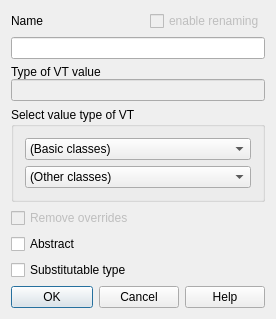
The window that lavape/src/LavaPE_UI/idd_vtypebox.ui (berkus/lavape) describes before a commit, drawn with Qt 5.
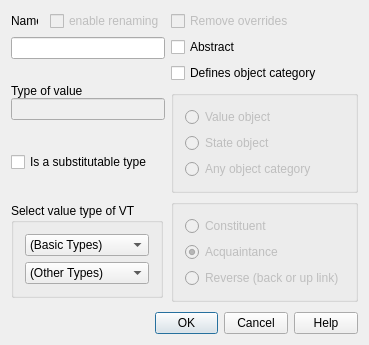
The same window after the commit.

```diff
--- a/lavape/src/LavaPE_UI/idd_vtypebox.ui
+++ b/lavape/src/LavaPE_UI/idd_vtypebox.ui
@@ -5,12 +5,14 @@
    <rect>
     <x>0</x>
     <y>0</y>
-    <width>276</width>
-    <height>305</height>
+    <width>369</width>
+    <height>345</height>
    </rect>
   </property>
   <property name="sizePolicy" >
-   <sizepolicy vsizetype="Minimum" hsizetype="Minimum" >
+   <sizepolicy>
+    <hsizetype>1</hsizetype>
+    <vsizetype>1</vsizetype>
     <horstretch>0</horstretch>
     <verstretch>0</verstretch>
    </sizepolicy>
@@ -22,7 +24,21 @@
    <string>Virtual type</string>
   </property>
   <layout class="QVBoxLayout" >
+   <property name="margin" >
+    <number>11</number>
+   </property>
+   <property name="spacing" >
+    <number>10</number>
+   </property>
    <item>
+    <layout class="QGridLayout" >
+     <property name="margin" >
+      <number>0</number>
+     </property>
+     <property name="spacing" >
+      <number>6</number>
+     </property>
+     <item row="0" column="0" >
     <layout class="QVBoxLayout" >
      <property name="spacing" >
       <number>6</number>
@@ -59,7 +75,9 @@
        <item>
         <widget class="QLabel" name="Label_IDC_STATIC56" >
          <property name="sizePolicy" >
-          <sizepolicy vsizetype="Fixed" hsizetype="Fixed" >
+            <sizepolicy>
+             <hsizetype>0</hsizetype>
+             <vsizetype>0</vsizetype>
            <horstretch>0</horstretch>
            <verstretch>0</verstretch>
           </sizepolicy>
@@ -99,12 +117,6 @@
          <property name="enabled" >
           <bool>false</bool>
          </property>
-         <property name="sizePolicy" >
-          <sizepolicy vsizetype="Fixed" hsizetype="MinimumExpanding" >
-           <horstretch>0</horstretch>
-           <verstretch>0</verstretch>
-          </sizepolicy>
-         </property>
          <property name="focusPolicy" >
           <enum>Qt::StrongFocus</enum>
          </property>
@@ -127,58 +139,12 @@
      </item>
     </layout>
    </item>
-   <item>
-    <layout class="QVBoxLayout" >
-     <property name="spacing" >
-      <number>0</number>
-     </property>
-     <property name="leftMargin" >
-      <number>0</number>
-     </property>
-     <property name="topMargin" >
-      <number>0</number>
-     </property>
-     <property name="rightMargin" >
-      <number>0</number>
-     </property>
-     <property name="bottomMargin" >
-      <number>0</number>
-     </property>
-     <item>
-      <widget class="QLabel" name="Label_IDC_STATIC57" >
-       <property name="sizePolicy" >
-        <sizepolicy vsizetype="Fixed" hsizetype="Fixed" >
-         <horstretch>0</horstretch>
-         <verstretch>0</verstretch>
-        </sizepolicy>
-       </property>
-       <property name="focusPolicy" >
-        <enum>Qt::NoFocus</enum>
-       </property>
-       <property name="text" >
-        <string>Type of VT value</string>
-       </property>
-      </widget>
-     </item>
-     <item>
-      <widget class="QLineEdit" name="NewTypeType" >
-       <property name="enabled" >
-        <bool>false</bool>
-       </property>
-       <property name="focusPolicy" >
-        <enum>Qt::NoFocus</enum>
-       </property>
-       <property name="alignment" >
-        <set>Qt::AlignLeading</set>
-       </property>
-      </widget>
-     </item>
-    </layout>
-   </item>
-   <item>
+     <item row="3" column="0" >
     <widget class="QGroupBox" name="GroupBox_IDC_STATIC29" >
      <property name="sizePolicy" >
-      <sizepolicy vsizetype="Fixed" hsizetype="MinimumExpanding" >
+        <sizepolicy>
+         <hsizetype>0</hsizetype>
+         <vsizetype>0</vsizetype>
        <horstretch>0</horstretch>
        <verstretch>0</verstretch>
       </sizepolicy>
@@ -209,7 +175,7 @@
        <widget class="QComboBox" name="BasicTypes" >
         <item>
          <property name="text" >
-          <string>(Basic classes)</string>
+            <string>(Basic Types)</string>
          </property>
         </item>
        </widget>
@@ -218,7 +184,7 @@
        <widget class="QComboBox" name="NamedTypes" >
         <item>
          <property name="text" >
-          <string>(Other classes)</string>
+            <string>(Other Types)</string>
          </property>
         </item>
        </widget>
@@ -226,19 +192,137 @@
      </layout>
     </widget>
    </item>
+     <item row="2" column="1" >
+      <widget class="QGroupBox" name="BGroup_ObjCat" >
+       <property name="sizePolicy" >
+        <sizepolicy>
+         <hsizetype>5</hsizetype>
+         <vsizetype>0</vsizetype>
+         <horstretch>0</horstretch>
+         <verstretch>0</verstretch>
+        </sizepolicy>
+       </property>
+       <layout class="QVBoxLayout" >
+        <property name="margin" >
+         <number>11</number>
+        </property>
+        <property name="spacing" >
+         <number>6</number>
+        </property>
    <item>
+         <widget class="QRadioButton" name="ValueObject" >
+          <property name="enabled" >
+           <bool>false</bool>
+          </property>
+          <property name="focusPolicy" >
+           <enum>Qt::StrongFocus</enum>
+          </property>
+          <property name="text" >
+           <string>Value object</string>
+          </property>
+         </widget>
+        </item>
+        <item>
+         <widget class="QRadioButton" name="StateObject" >
+          <property name="enabled" >
+           <bool>false</bool>
+          </property>
+          <property name="focusPolicy" >
+           <enum>Qt::StrongFocus</enum>
+          </property>
+          <property name="text" >
+           <string>State object</string>
+          </property>
+         </widget>
+        </item>
+        <item>
+         <widget class="QRadioButton" name="AnyCategory" >
+          <property name="enabled" >
+           <bool>false</bool>
+          </property>
+          <property name="text" >
+           <string>Any object category</string>
+          </property>
+         </widget>
+        </item>
+       </layout>
+      </widget>
+     </item>
+     <item row="3" column="1" >
+      <widget class="QGroupBox" name="BGroup_KindOfRef" >
+       <property name="sizePolicy" >
+        <sizepolicy>
+         <hsizetype>5</hsizetype>
+         <vsizetype>0</vsizetype>
+         <horstretch>0</horstretch>
+         <verstretch>0</verstretch>
+        </sizepolicy>
+       </property>
     <layout class="QVBoxLayout" >
+        <property name="margin" >
+         <number>11</number>
+        </property>
+        <property name="spacing" >
+         <number>6</number>
+        </property>
+        <item>
+         <widget class="QRadioButton" name="DownC" >
+          <property name="enabled" >
+           <bool>false</bool>
+          </property>
+          <property name="focusPolicy" >
+           <enum>Qt::NoFocus</enum>
+          </property>
+          <property name="text" >
+           <string>Constituent</string>
+          </property>
+         </widget>
+        </item>
+        <item>
+         <widget class="QRadioButton" name="DownInd" >
+          <property name="enabled" >
+           <bool>false</bool>
+          </property>
+          <property name="focusPolicy" >
+           <enum>Qt::TabFocus</enum>
+          </property>
+          <property name="text" >
+           <string>Acquaintance</string>
+          </property>
+          <property name="checked" >
+           <bool>true</bool>
+          </property>
+         </widget>
+        </item>
+        <item>
+         <widget class="QRadioButton" name="Back" >
+          <property name="enabled" >
+           <bool>false</bool>
+          </property>
+          <property name="focusPolicy" >
+           <enum>Qt::NoFocus</enum>
+          </property>
+          <property name="text" >
+           <string>Reverse (back or up link)</string>
+          </property>
+         </widget>
+        </item>
+       </layout>
+      </widget>
+     </item>
+     <item rowspan="2" row="0" column="1" >
+      <layout class="QVBoxLayout" >
+       <property name="margin" >
+        <number>0</number>
+       </property>
+       <property name="spacing" >
+        <number>6</number>
+       </property>
      <item>
       <widget class="QCheckBox" name="RMOverrides" >
        <property name="enabled" >
         <bool>false</bool>
        </property>
-       <property name="sizePolicy" >
-        <sizepolicy vsizetype="Fixed" hsizetype="MinimumExpanding" >
-         <horstretch>0</horstretch>
-         <verstretch>0</verstretch>
-        </sizepolicy>
-       </property>
        <property name="focusPolicy" >
         <enum>Qt::StrongFocus</enum>
        </property>
@@ -249,12 +333,6 @@
      </item>
      <item>
       <widget class="QCheckBox" name="VTAbstract" >
-       <property name="sizePolicy" >
-        <sizepolicy vsizetype="Fixed" hsizetype="MinimumExpanding" >
-         <horstretch>0</horstretch>
-         <verstretch>0</verstretch>
-        </sizepolicy>
-       </property>
        <property name="focusPolicy" >
         <enum>Qt::StrongFocus</enum>
        </property>
@@ -264,22 +342,101 @@
       </widget>
      </item>
      <item>
+        <widget class="QCheckBox" name="DefCat" >
+         <property name="focusPolicy" >
+          <enum>Qt::StrongFocus</enum>
+         </property>
+         <property name="text" >
+          <string>Defines object category</string>
+         </property>
+        </widget>
+       </item>
+      </layout>
+     </item>
+     <item rowspan="2" row="1" column="0" >
+      <layout class="QVBoxLayout" >
+       <property name="margin" >
+        <number>0</number>
+       </property>
+       <property name="spacing" >
+        <number>13</number>
+       </property>
+       <item>
+        <layout class="QVBoxLayout" >
+         <property name="margin" >
+          <number>0</number>
+         </property>
+         <property name="spacing" >
+          <number>0</number>
+         </property>
+         <item>
+          <widget class="QLabel" name="Label_IDC_STATIC57" >
+           <property name="sizePolicy" >
+            <sizepolicy>
+             <hsizetype>0</hsizetype>
+             <vsizetype>0</vsizetype>
+             <horstretch>0</horstretch>
+             <verstretch>0</verstretch>
+            </sizepolicy>
+           </property>
+           <property name="focusPolicy" >
+            <enum>Qt::NoFocus</enum>
+           </property>
+           <property name="text" >
+            <string>Type of value</string>
+           </property>
+          </widget>
+         </item>
+         <item>
+          <widget class="QLineEdit" name="NewTypeType" >
+           <property name="enabled" >
+            <bool>false</bool>
+           </property>
+           <property name="focusPolicy" >
+            <enum>Qt::NoFocus</enum>
+           </property>
+           <property name="alignment" >
+            <set>Qt::AlignLeading</set>
+           </property>
+          </widget>
+         </item>
+        </layout>
+       </item>
+       <item>
       <widget class="QCheckBox" name="Substitutable" >
-       <property name="sizePolicy" >
-        <sizepolicy vsizetype="Fixed" hsizetype="MinimumExpanding" >
-         <horstretch>0</horstretch>
-         <verstretch>0</verstretch>
-        </sizepolicy>
-       </property>
        <property name="text" >
-        <string>Substitutable type</string>
+          <string>Is a substitutable type</string>
        </property>
       </widget>
      </item>
     </layout>
    </item>
+    </layout>
+   </item>
    <item>
     <layout class="QHBoxLayout" >
+     <property name="margin" >
+      <number>0</number>
+     </property>
+     <property name="spacing" >
+      <number>6</number>
+     </property>
+     <item>
+      <spacer>
+       <property name="orientation" >
+        <enum>Qt::Horizontal</enum>
+       </property>
+       <property name="sizeType" >
+        <enum>QSizePolicy::Expanding</enum>
+       </property>
+       <property name="sizeHint" >
+        <size>
+         <width>160</width>
+         <height>21</height>
+        </size>
+       </property>
+      </spacer>
+     </item>
      <item>
       <widget class="QPushButton" name="ID_OK" >
        <property name="minimumSize" >
@@ -302,7 +459,9 @@
      <item>
       <widget class="QPushButton" name="ID_CANCEL" >
        <property name="sizePolicy" >
-        <sizepolicy vsizetype="Fixed" hsizetype="Fixed" >
+        <sizepolicy>
+         <hsizetype>0</hsizetype>
+         <vsizetype>0</vsizetype>
          <horstretch>0</horstretch>
          <verstretch>0</verstretch>
         </sizepolicy>
@@ -324,7 +483,9 @@
      <item>
       <widget class="QPushButton" name="ID_HELP" >
        <property name="sizePolicy" >
-        <sizepolicy vsizetype="Fixed" hsizetype="Fixed" >
+        <sizepolicy>
+         <hsizetype>0</hsizetype>
+         <vsizetype>0</vsizetype>
          <horstretch>0</horstretch>
          <verstretch>0</verstretch>
         </sizepolicy>
```
Left out of the diff: 56 changed lines with no effect on the pictures. Lines whose indentation alone changed are shown as unchanged.
